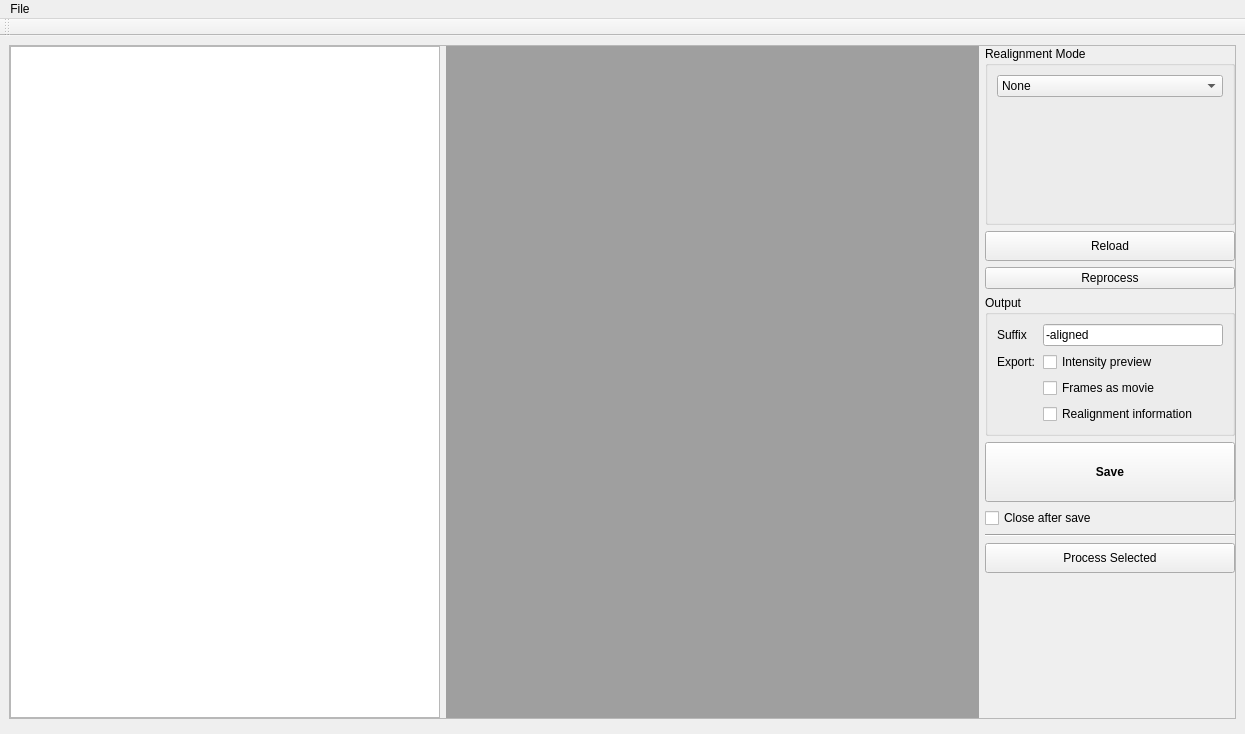
Above: Source/flim-ui/RealignmentStudio.ui from flimfit/Galene before the change. Below: the same form after it.
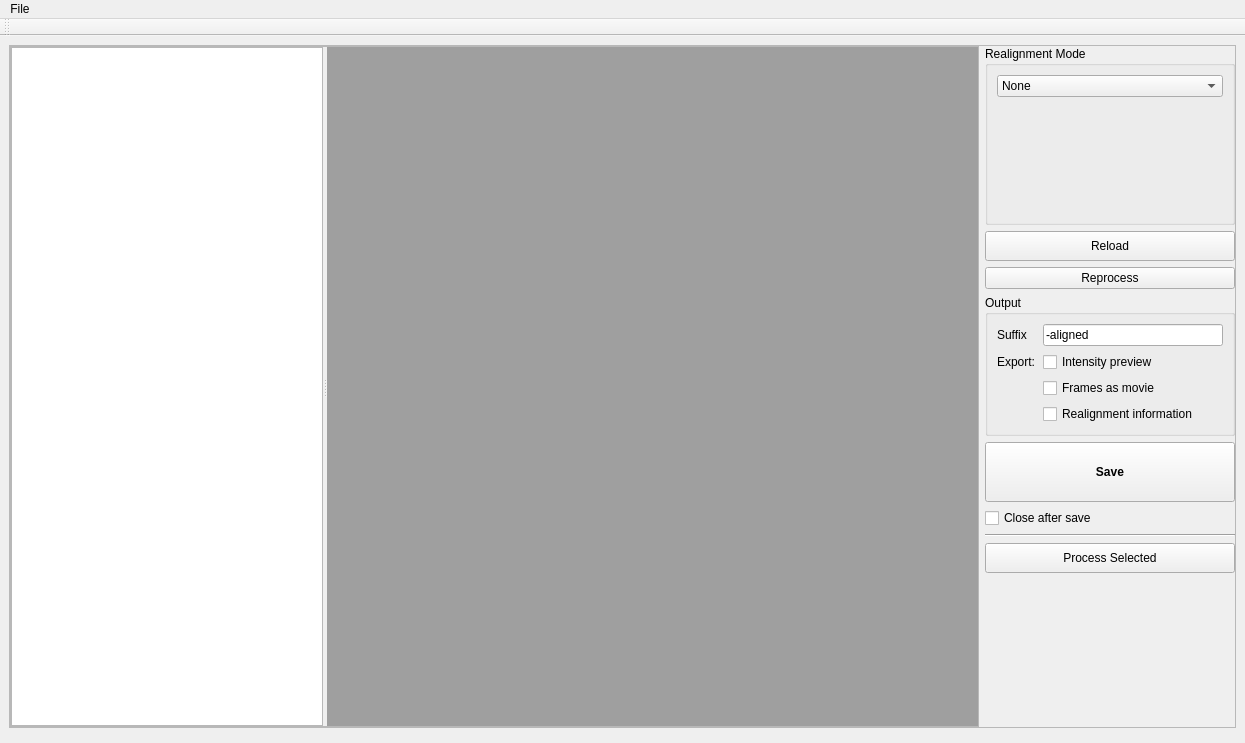
That is the form after the change. Custom widgets are drawn as their Qt base class.

Commit message: Make realignment studio flexible

```diff
--- a/Source/flim-ui/RealignmentStudio.ui
+++ b/Source/flim-ui/RealignmentStudio.ui
@@ -7,7 +7,7 @@
     <x>0</x>
     <y>0</y>
     <width>1245</width>
-    <height>734</height>
+    <height>743</height>
    </rect>
   </property>
   <property name="windowTitle">
@@ -37,6 +37,31 @@
         <number>0</number>
        </property>
        <item>
+        <widget class="QFrame" name="frame_3">
+         <property name="frameShape">
+          <enum>QFrame::StyledPanel</enum>
+         </property>
+         <property name="frameShadow">
+          <enum>QFrame::Raised</enum>
+         </property>
+         <layout class="QVBoxLayout" name="verticalLayout_3">
+          <property name="leftMargin">
+           <number>0</number>
+          </property>
+          <property name="topMargin">
+           <number>0</number>
+          </property>
+          <property name="rightMargin">
+           <number>0</number>
+          </property>
+          <property name="bottomMargin">
+           <number>0</number>
+          </property>
+          <item>
+           <widget class="QSplitter" name="splitter">
+            <property name="orientation">
+             <enum>Qt::Horizontal</enum>
+            </property>
         <widget class="QListView" name="file_list_view">
          <property name="minimumSize">
           <size>
@@ -48,9 +73,11 @@
           <number>5</number>
          </property>
         </widget>
-       </item>
-       <item>
         <widget class="QMdiArea" name="mdi_area"/>
+           </widget>
+          </item>
+         </layout>
+        </widget>
        </item>
        <item>
         <widget class="QFrame" name="frame">
```
Left out of the diff: 4 changed lines with no effect on the pictures. Lines whose indentation alone changed are shown as unchanged.
